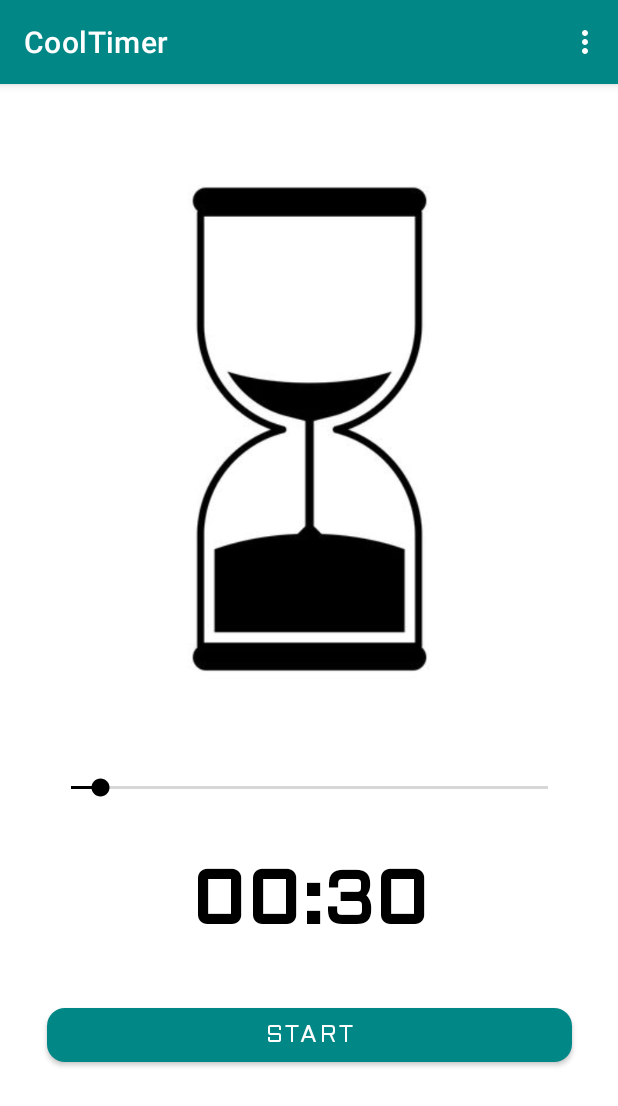
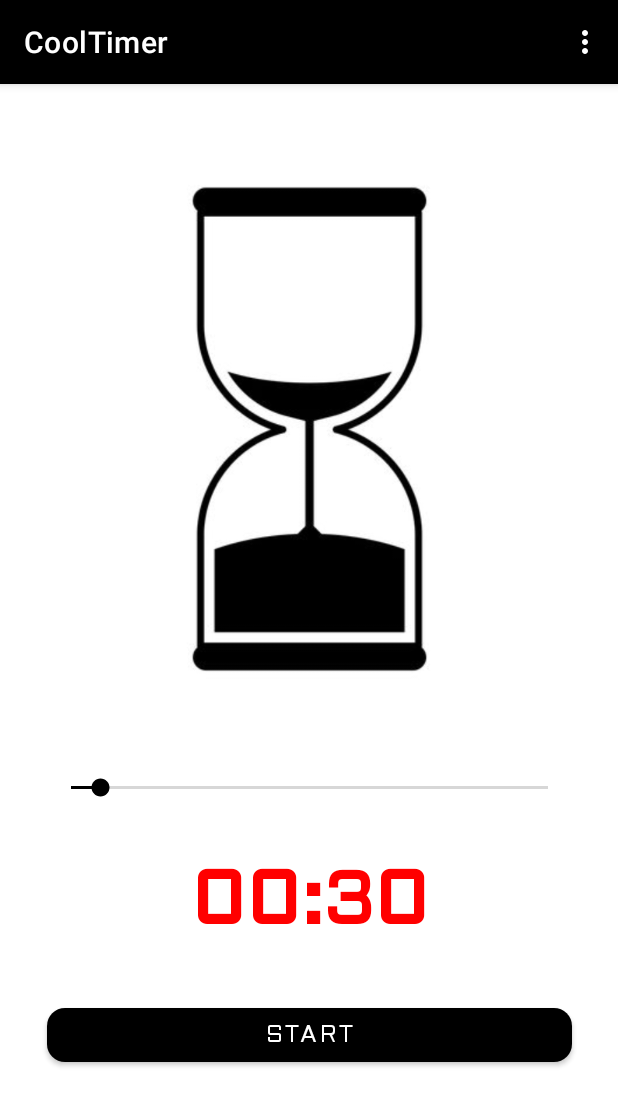
Before and after one commit to Galyminsky/CoolTimer, an Android app: the screen it shows after launch (MainActivity), on a phone screen of 412 x 824 dp. Shown: the top 1106 px of the screen. Run offline under Robolectric (Android 15) with nearby library versions, the phone set to English and light mode, and no system bars.

Commit message:
Release Timer

```diff
--- a/app/src/main/res/layout/activity_main.xml
+++ b/app/src/main/res/layout/activity_main.xml
@@ -14,7 +14,7 @@
         android:layout_marginTop="30dp"
         android:fontFamily="@font/aldrich"
         android:text="@string/_00_30"
-        android:textColor="@color/black"
+        android:textColor="#FF0000"
         android:textSize="50sp"
         android:textStyle="bold"
         app:layout_constraintEnd_toEndOf="@+id/imageView"
--- a/app/src/main/res/values/themes.xml
+++ b/app/src/main/res/values/themes.xml
@@ -2,8 +2,8 @@
     <!-- Base application theme. -->
     <style name="Theme.CoolTimer" parent="Theme.MaterialComponents.DayNight.DarkActionBar">
         <!-- Primary brand color. -->
-        <item name="colorPrimary">@color/teal_700</item>
-        <item name="colorPrimaryVariant">@color/teal_200</item>
+        <item name="colorPrimary">@color/black</item>
+        <item name="colorPrimaryVariant">@color/black</item>
         <item name="colorOnPrimary">@color/white</item>
         <!-- Secondary brand color. -->
         <item name="colorSecondary">@color/black</item>
```
